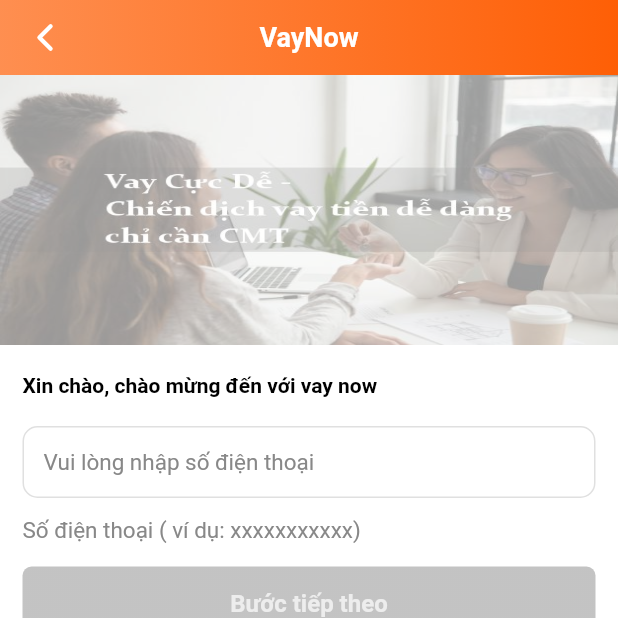
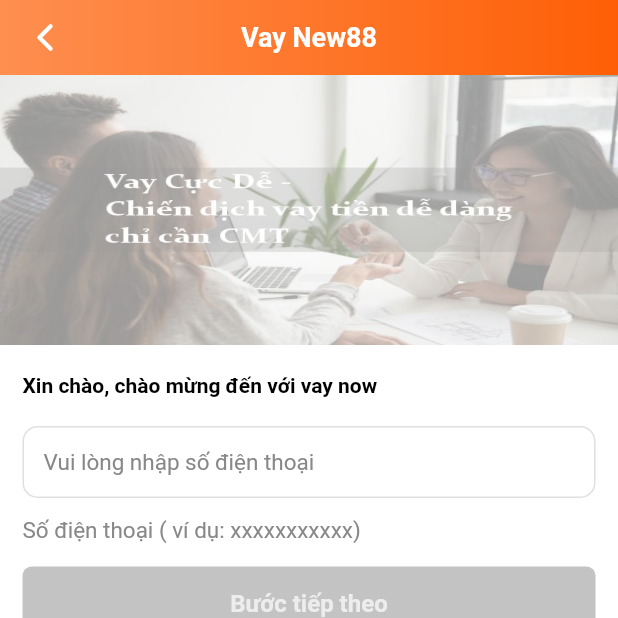
Before and after one commit to vvduocdn/new88vaynhanh, a Flutter app: the AddVayNow screen opened directly, on a phone screen of 412 x 824 dp, the top half of it. Run offline on Flutter 3.47's test engine with Material 3 defaults, Android fonts, the phone set to English and light mode, and no system bars; our stand-ins replace another_flushbar, cached_network_image, connectivity_plus, dio, equatable, flutter_bloc and 15 more; missing offline and left inert: signalr_core; accounts and stored records are empty; generated files the repository leaves out were written again; Roboto replaces fonts that are missing (SVN-Gilroy).

Commit message:
Merge branch 'main' of github.com:vvduocdn/new88vaynhanh
* 'main' of github.com:vvduocdn/new88vaynhanh:
  update 30/7

```diff
--- a/lib/view/add_vay_now.dart
+++ b/lib/view/add_vay_now.dart
@@ -100,7 +100,7 @@
                                       height: 30,
                                       color: context.colors.white)),
                               Text(
-                                'VayNow',
+                                'Vay New88',
                                 style: Styles.n18w7
                                     .copyWith(color: context.colors.white),
                               ),
--- a/lib/view/home/home_screen.dart
+++ b/lib/view/home/home_screen.dart
@@ -282,7 +282,7 @@
                         alignment: Alignment.center,
                         child: const Text(
                           'VayNow không trực tiếp tham gia cho vay mà giới thiệu các sản\nphẩm tài chính an toàn và đáng tin cậy cho người dùng',
-                          style: TextStyle(fontSize: 10),
+                          style: TextStyle(fontSize: 12),
                         ),
                       ),
                       const Spacer(),
--- a/lib/view/loan/loan_screen.dart
+++ b/lib/view/loan/loan_screen.dart
@@ -136,7 +136,7 @@
                               children: [
                                 spaceW10,
                                 Text(
-                                  'Vay now của bạn',
+                                  'Gói vay của bạn',
                                   style: Styles.n16b
                                       .copyWith(color: context.colors.text),
                                 )
--- a/lib/view/my_loan/my_loan_screen.dart
+++ b/lib/view/my_loan/my_loan_screen.dart
@@ -139,7 +139,7 @@
                             children: [
                               spaceH100,
                               Text(
-                                'Gói vay now đ 30,000,000 đang được xét duyệt. Vui lòng đợi, chúng tôi sớm sẽ liện hệ bạn',
+                                'Gói vay new88 đ 30,000,000 đang được xét duyệt. Vui lòng đợi, chúng tôi sớm sẽ liện hệ bạn',
                                 style: Styles.n18w4
                                     .copyWith(color: context.colors.text),
                                 textAlign: TextAlign.center,
```
